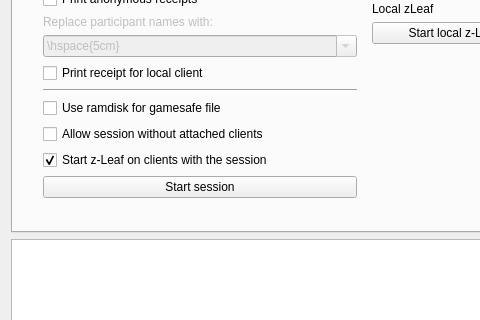
This is src/mainwindow.ui in tobiaswee/Labcontrol as Qt 5 draws it before an edit; both pictures show x 0 to 480 and y 358 to 678 of the 730 by 900 pixel window. The edited form follows.
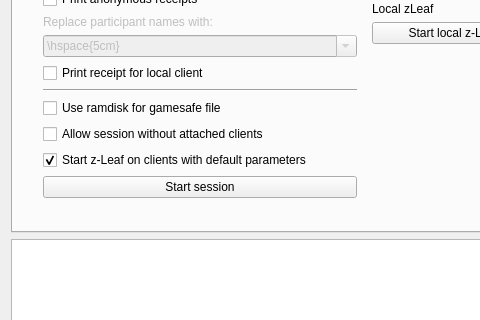
This is the edited form. The open tabs and pages were chosen to show the change. Icons and pictures are not drawn.

What changed in the file:
```diff
--- a/src/mainwindow.ui
+++ b/src/mainwindow.ui
@@ -666,7 +666,7 @@
              <item>
               <widget class="QCheckBox" name="ChBautoStartClientZleaf">
                <property name="text">
-                <string>Start z-Leaf on clients with the session</string>
+                <string>Start z-Leaf on clients with default parameters</string>
                </property>
                <property name="checked">
                 <bool>true</bool>
```
